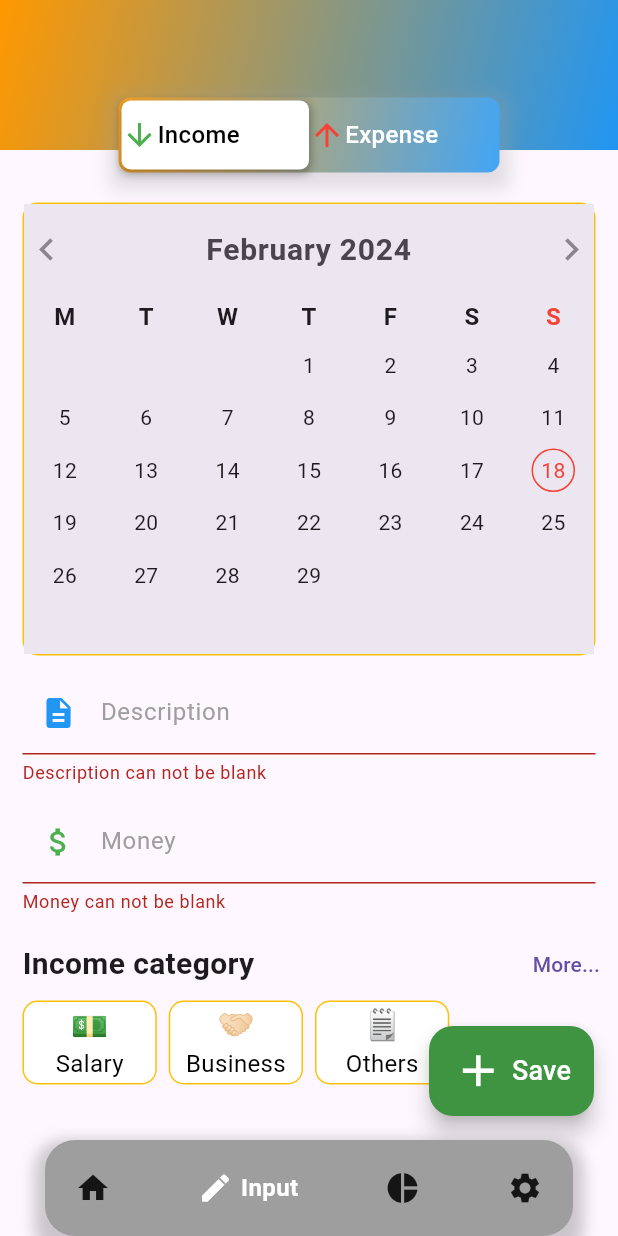
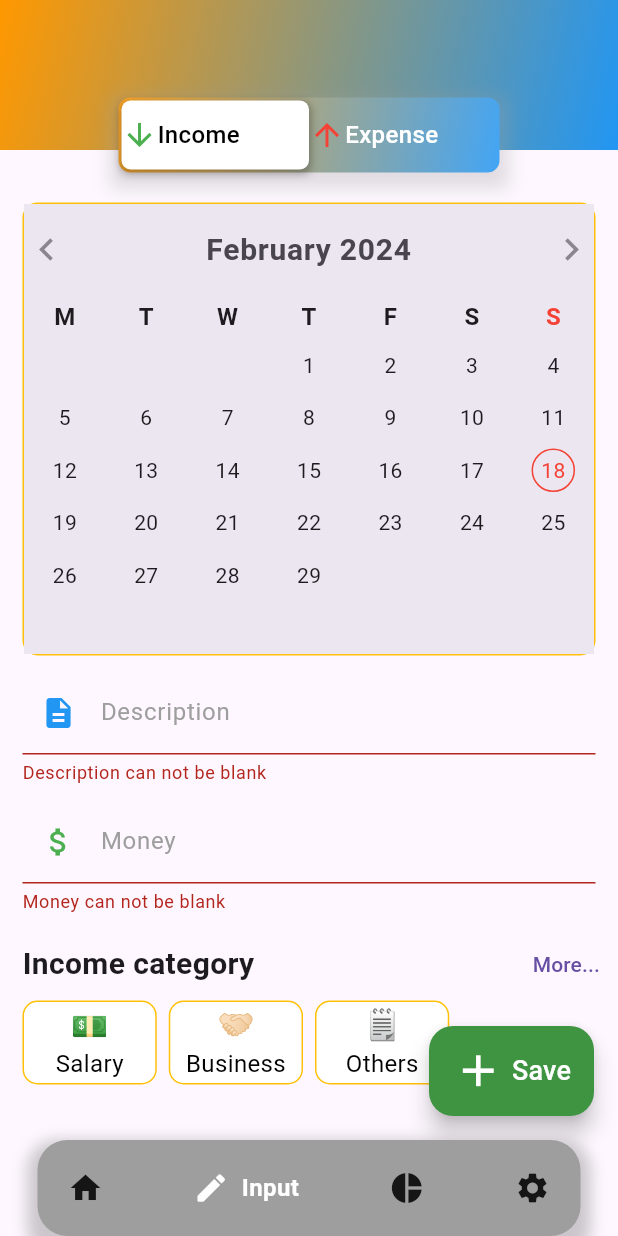
Before and after one commit to buiduccanh10/money_mate, a Flutter app: the Main screen opened directly, item 2 of the bottom bar chosen, after a tap on "Save", on a phone screen of 412 x 824 dp. Run offline on Flutter 3.47's test engine with Material 3 defaults, Android fonts, the light colour scheme and no system bars; drawn by our look-alikes of custom_sliding_segmented_control, google_nav_bar, syncfusion_flutter_datepicker; our stand-ins replace cloud_firestore, emoji_picker_flutter, firebase_auth, firebase_core, flutter_slidable, fluttertoast and 6 more; missing offline and left inert: dart:ffi; accounts and stored records are empty; network calls fail.

Commit message:
ui & feat: responsive ui & login with  Google account

```diff
--- a/lib/home.dart
+++ b/lib/home.dart
@@ -8,8 +8,9 @@ import 'package:money_mate/widget/home/home_appbar.dart';
 import 'package:money_mate/widget/home/home_list_item.dart';
 
 class Home extends StatefulWidget {
-  final String? user_name;
-  const Home({super.key, this.user_name});
+  const Home({
+    super.key,
+  });
 
   @override
   State<Home> createState() => _HomeState();
@@ -20,7 +21,7 @@ class _HomeState extends State<Home> {
   Widget build(BuildContext context) {
     return Scaffold(
       body: Column(
-        children: [home_appbar(user_name : widget.user_name), home_list_item()],
+        children: [home_appbar(), home_list_item()],
       ),
     );
   }
--- a/lib/input.dart
+++ b/lib/input.dart
@@ -6,7 +6,7 @@ import 'package:money_mate/widget/category/category_manage.dart';
 import 'package:money_mate/widget/input/input_content.dart';
 
 class input extends StatefulWidget {
-  input({super.key});
+  const input({super.key});
 
   @override
   State<input> createState() => _inputState();
--- a/lib/main.dart
+++ b/lib/main.dart
@@ -29,15 +29,14 @@ class MyApp extends StatelessWidget {
     return MaterialApp(
       title: 'MoneyMate',
       debugShowCheckedModeBanner: false,
-      home: user != null ? const Main() : login(),
+      home: user != null ? const Main() : const login(),
       builder: FToastBuilder(),
     );
   }
 }
 
 class Main extends StatefulWidget {
-  final String? user_name;
-  const Main({super.key, this.user_name});
+  const Main({super.key});
 
   @override
   State<Main> createState() => _MainState();
@@ -52,15 +51,16 @@ class _MainState extends State<Main> {
   void initState() {
     super.initState();
     page = [
-      Home(user_name: widget.user_name),
-      input(),
-      chart(),
-      setting(),
+      const Home(),
+      const input(),
+      const chart(),
+      const setting(),
     ];
   }
 
   @override
   Widget build(BuildContext context) {
+    final width = MediaQuery.of(context).size.width;
     return PopScope(
       canPop: false,
       child: Scaffold(
@@ -68,7 +68,7 @@ class _MainState extends State<Main> {
         extendBody: extendBody,
         bottomNavigationBar: SafeArea(
           child: Container(
-            margin: const EdgeInsets.symmetric(horizontal: 30, vertical: 0),
+            margin: const EdgeInsets.symmetric(horizontal: 25),
             decoration: BoxDecoration(
               borderRadius: BorderRadius.circular(20),
               boxShadow: [
@@ -111,7 +111,7 @@ class _MainState extends State<Main> {
                   colors: [Colors.orange, Colors.blue],
                 ),
                 padding: const EdgeInsets.all(20),
-                gap: 5,
+                gap: width * 0.02,
                 activeColor: Colors.white,
                 tabBorderRadius: 20,
                 curve: Curves.easeInToLinear,
--- a/lib/widget/home/home_appbar.dart
+++ b/lib/widget/home/home_appbar.dart
@@ -1,16 +1,15 @@
+import 'package:firebase_auth/firebase_auth.dart';
 import 'package:flutter/material.dart';
 import 'package:intl/intl.dart';
 import 'package:money_mate/services/firestore_helper.dart';
 import 'package:shimmer/shimmer.dart';
 
 class home_appbar extends StatefulWidget {
-  final String? user_name;
-  static final GlobalKey<_home_appbarState> staticGlobalKey =
-      new GlobalKey<_home_appbarState>();
+  static final staticGlobalKey = GlobalKey<_home_appbarState>();
   // home_appbar({
   //   super.key,
   //   });
-  home_appbar({this.user_name}) : super(key: home_appbar.staticGlobalKey);
+  home_appbar() : super(key: home_appbar.staticGlobalKey);
 
   @override
   State<home_appbar> createState() => _home_appbarState();
@@ -19,6 +18,7 @@ class home_appbar extends StatefulWidget {
 class _home_appbarState extends State<home_appbar> {
   List<Map<String, dynamic>> expense_categories = [];
   List<Map<String, dynamic>> income_categories = [];
+  final user = FirebaseAuth.instance.currentUser!.email;
   firestore_helper db_helper = firestore_helper();
   bool is_loading = true;
   bool is_mounted = false;
@@ -29,7 +29,7 @@ class _home_appbarState extends State<home_appbar> {
 
   @override
   void initState() {
-    user_name = widget.user_name;
+    user_name = user;
     is_mounted = true;
     fetchData();
     super.initState();
@@ -72,13 +72,16 @@ class _home_appbarState extends State<home_appbar> {
 
   @override
   Widget build(BuildContext context) {
+    final width = MediaQuery.of(context).size.width;
+    final height = MediaQuery.of(context).size.height;
     // var formatter = NumberFormat("#,##0", "en_US");
-    // String format_total = formatter.format(total_saving);
-    // String format_income = formatter.format(total_income);
-    // String format_expense = formatter.format(total_expense);
+    var formatter = NumberFormat("#,###", "vi_VN");
+    String format_total = formatter.format(total_saving);
+    String format_income = formatter.format(total_income);
+    String format_expense = formatter.format(total_expense);
     return Stack(children: [
       Container(
-          height: 295,
+          height: height * 0.28,
           decoration: const BoxDecoration(
             gradient: LinearGradient(
               begin: Alignment.topLeft,
@@ -89,28 +92,33 @@ class _home_appbarState extends State<home_appbar> {
       Row(
         mainAxisAlignment: MainAxisAlignment.spaceBetween,
         children: [
-          Padding(
-            padding: const EdgeInsets.only(top: 70, left: 30),
+          SafeArea(
+            child: Padding(
+              padding: EdgeInsets.only(left: width * 0.06),
               child: Column(
                 crossAxisAlignment: CrossAxisAlignment.start,
                 children: [
-                Row(
+                  SizedBox(
+                    width: width * 0.9,
+                    child: Row(
                       children: [
-                    Text(
-                      'Hi, ',
+                        Expanded(
+                          flex: 1,
+                          child: Text(
+                            'Hi, ${user_name}',
                             style: const TextStyle(
                                 overflow: TextOverflow.ellipsis,
                                 color: Colors.white,
-                          fontSize: 26,
-                          fontWeight: FontWeight.w700),
+                                fontSize: 24,
+                                fontWeight: FontWeight.w600),
                           ),
-                    Text('$user_name')
+                        ),
                       ],
                     ),
-                const SizedBox(
-                  height: 20,
                   ),
-                const Row(
+                  Padding(
+                    padding: EdgeInsets.only(top: height * 0.02),
+                    child: const Row(
                       children: [
                         Text(
                           '11/2023',
@@ -126,13 +134,14 @@ class _home_appbarState extends State<home_appbar> {
                         )
                       ],
                     ),
+                  ),
                   Shimmer.fromColors(
                     baseColor: Colors.white,
                     direction: ShimmerDirection.rtl,
                     period: const Duration(seconds: 3),
                     highlightColor: Colors.grey,
                     child: Text(
-                    '${total_saving} đ',
+                      '${format_total} đ',
                       style: const TextStyle(
                           color: Colors.white,
                           fontSize: 32,
@@ -142,23 +151,17 @@ class _home_appbarState extends State<home_appbar> {
                 ],
               ),
             ),
-          const Padding(
-            padding: EdgeInsets.only(right: 30),
-            child: CircleAvatar(
-              radius: 40,
-              backgroundImage: AssetImage('assets/avt.jpeg'),
           ),
-          )
         ],
       ),
       Padding(
-        padding: const EdgeInsets.only(top: 230),
+        padding: EdgeInsets.only(top: height * 0.21),
         child: Row(
           mainAxisAlignment: MainAxisAlignment.center,
           children: [
             Container(
-              height: 100,
-              width: 180,
+              height: height * 0.11,
+              width: width * 0.4,
               decoration: BoxDecoration(
                 color: Colors.white,
                 borderRadius: BorderRadius.circular(10),
@@ -172,7 +175,7 @@ class _home_appbarState extends State<home_appbar> {
                 ],
               ),
               child: Padding(
-                padding: const EdgeInsets.all(20.0),
+                padding: const EdgeInsets.all(10.0),
                 child: Column(
                   mainAxisAlignment: MainAxisAlignment.center,
                   children: [
@@ -180,9 +183,9 @@ class _home_appbarState extends State<home_appbar> {
                       children: [
                         Flexible(
                           child: Text(
-                            '${total_income} đ',
+                            '${format_income} đ',
                             style: const TextStyle(
-                                fontSize: 20, fontWeight: FontWeight.w700),
+                                fontSize: 18, fontWeight: FontWeight.w700),
                             overflow: TextOverflow.ellipsis,
                           ),
                         ),
@@ -194,7 +197,7 @@ class _home_appbarState extends State<home_appbar> {
                         Text(
                           'Income',
                           style: TextStyle(
-                              fontSize: 18,
+                              fontSize: 16,
                               color: Colors.grey,
                               fontWeight: FontWeight.w700),
                         ),
@@ -208,12 +211,12 @@ class _home_appbarState extends State<home_appbar> {
                 ),
               ),
             ),
-            const SizedBox(
-              width: 25,
+            SizedBox(
+              width: width * 0.065,
             ),
             Container(
-              height: 100,
-              width: 180,
+              height: height * 0.11,
+              width: width * 0.4,
               decoration: BoxDecoration(
                 color: Colors.white,
                 borderRadius: BorderRadius.circular(10),
@@ -227,7 +230,7 @@ class _home_appbarState extends State<home_appbar> {
                 ],
               ),
               child: Padding(
-                padding: const EdgeInsets.all(20.0),
+                padding: const EdgeInsets.all(10.0),
                 child: Column(
                   mainAxisAlignment: MainAxisAlignment.center,
                   children: [
@@ -235,9 +238,9 @@ class _home_appbarState extends State<home_appbar> {
                       children: [
                         Flexible(
                           child: Text(
-                            '${total_expense} đ',
+                            '${format_expense} đ',
                             style: const TextStyle(
-                                fontSize: 20, fontWeight: FontWeight.w700),
+                                fontSize: 16, fontWeight: FontWeight.w700),
                             overflow: TextOverflow.ellipsis,
                           ),
                         ),
--- a/pubspec.yaml
+++ b/pubspec.yaml
@@ -49,6 +49,8 @@ dependencies:
   fluttertoast: ^8.2.4
   shimmer: ^3.0.0
   firebase_auth: ^4.17.4
+  google_sign_in: ^6.2.1
+  sign_in_button: ^3.2.0
 
 flutter_launcher_icons:
   android: "launcher_icon"
```
Also changed, not shown: lib/login.dart (+89 -62 lines), lib/setting.dart (+34 -8 lines), lib/widget/chart/chart_widget.dart (+34 -21 lines), lib/widget/home/home_list_item.dart (+36 -25 lines), lib/widget/setting/setting_content.dart (+7 -2 lines), pubspec.lock, 4 other files. Lines whose indentation alone changed are shown as unchanged.
